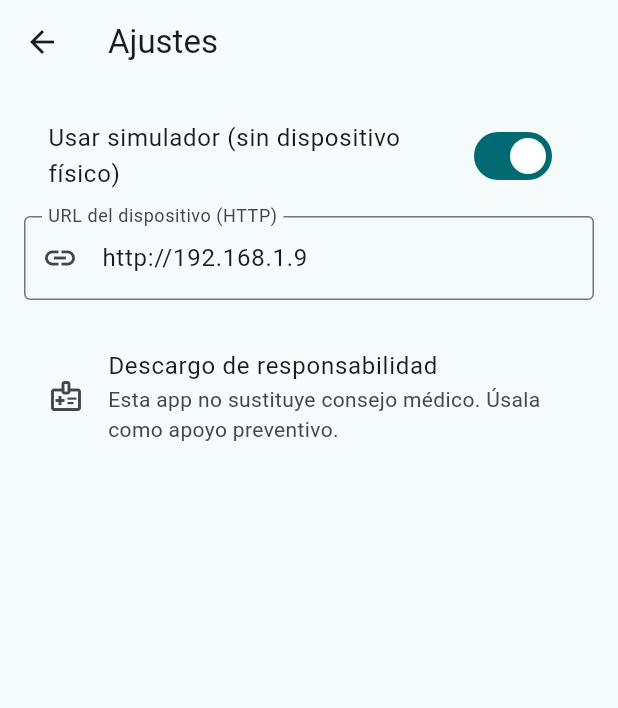
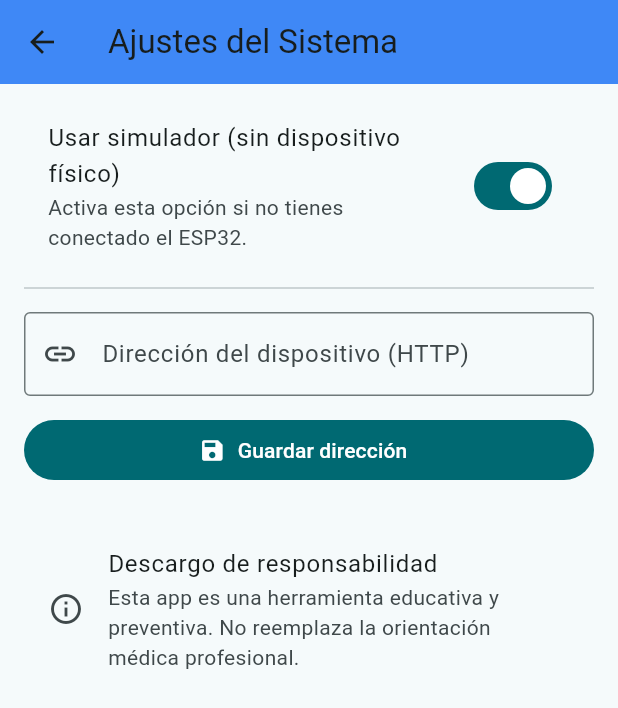
Before and after one commit to Luisa28s/Aircare, a Flutter app: the SettingsScreen screen opened by its route, after a tap on "Usar simulador (sin dispositivo físico)", on a phone screen of 412 x 824 dp. Shown: the top 708 px of the screen. Run offline on Flutter 3.47's test engine with Material 3 defaults, Android fonts, the phone set to English and light mode, and no system bars; our stand-ins replace flutter_local_notifications, flutter_riverpod, font_awesome_flutter, percent_indicator, shared_preferences; accounts and stored records are empty; network calls fail.

Commit message:
Cambio para ingreso de ip por parte del usuario, se crea el ip_setup_screen

```diff
--- a/lib/core/esp32_service.dart
+++ b/lib/core/esp32_service.dart
@@ -1,12 +1,22 @@
 import 'dart:convert';
 import 'package:http/http.dart' as http;
+import 'package:shared_preferences/shared_preferences.dart';
 
 class Esp32Service {
-  // Reemplazar esta IP por la que tu ESP32 muestra en el monitor serie
-  final String baseUrl = 'http://192.168.1.9/';
+  Future<String?> _getSavedIp() async {
+    final prefs = await SharedPreferences.getInstance();
+    return prefs.getString('device_ip');
+  }
 
   Future<Map<String, dynamic>> getAirData() async {
-    final response = await http.get(Uri.parse(baseUrl));
+    final ip = await _getSavedIp();
+
+    if (ip == null || ip.isEmpty) {
+      throw Exception('No se ha configurado la dirección IP del dispositivo.');
+    }
+
+    final url = 'http://$ip/';
+    final response = await http.get(Uri.parse(url));
 
     if (response.statusCode == 200) {
       return json.decode(response.body);
--- a/lib/services/http_device_service.dart
+++ b/lib/services/http_device_service.dart
@@ -8,10 +8,22 @@ class HttpDeviceService implements DeviceService {
   final String baseUrl;
   HttpDeviceService(this.baseUrl);
 
+  /// Asegura que la URL tenga formato correcto (por ejemplo: http://192.168.1.9/)
+  String _normalizeUrl(String url) {
+    String u = url.trim();
+    if (!u.startsWith('http://') && !u.startsWith('https://')) {
+      u = 'http://$u';
+    }
+    if (!u.endsWith('/')) {
+      u = '$u/';
+    }
+    return u;
+  }
+
   @override
   Future<AirSample> getCurrentSample() async {
     try {
-      final uri = Uri.parse(baseUrl);
+      final uri = Uri.parse(_normalizeUrl(baseUrl));
       final res = await http.get(uri).timeout(const Duration(seconds: 4));
 
       if (res.statusCode != 200) {
@@ -43,7 +55,7 @@ class HttpDeviceService implements DeviceService {
       try {
         yield await getCurrentSample();
       } catch (e) {
-        // Si hay error, simplemente seguimos el stream sin detenerlo
+        // Si hay error, seguimos sin detener el stream
       }
       await Future.delayed(interval);
     }
--- a/lib/state/providers.dart
+++ b/lib/state/providers.dart
@@ -8,9 +8,12 @@ import '../services/notification_service.dart';
 import '../alerts/alert_manager.dart';
 import 'history_notifier.dart';
 
-/// 🔹 Configuración de entorno
+/// 🔹 Control para usar datos simulados o reales
 final useMockProvider = StateProvider<bool>((ref) => false);
-final baseUrlProvider = StateProvider<String>((ref) => 'http://192.168.1.9');
+
+/// 🔹 IP base del dispositivo ESP32 (dinámica)
+/// Se carga desde SharedPreferences en main.dart y puede cambiar desde la app.
+final baseUrlProvider = StateProvider<String>((ref) => '');
 
 /// 🔹 Servicio de comunicación con el dispositivo (HTTP o Mock)
 final deviceServiceProvider = Provider<DeviceService>((ref) {
@@ -18,7 +21,10 @@ final deviceServiceProvider = Provider<DeviceService>((ref) {
   if (useMock) return MockDeviceService();
 
   final baseUrl = ref.watch(baseUrlProvider);
-  return HttpDeviceService(baseUrl);
+
+  // Asegura que la URL tenga formato correcto
+  final url = baseUrl.startsWith('http') ? baseUrl : 'http://$baseUrl';
+  return HttpDeviceService(url);
 });
 
 /// 🔹 Repositorio de datos del aire
--- a/lib/ui/screens/settings_screen.dart
+++ b/lib/ui/screens/settings_screen.dart
@@ -1,47 +1,105 @@
-// file: lib/ui/screens/settings_screen.dart
+// 📁 file: lib/ui/screens/settings_screen.dart
 import 'package:flutter/material.dart';
 import 'package:flutter_riverpod/flutter_riverpod.dart';
+import 'package:shared_preferences/shared_preferences.dart';
 import '../../state/providers.dart';
 
-class SettingsScreen extends ConsumerWidget {
+class SettingsScreen extends ConsumerStatefulWidget {
   const SettingsScreen({super.key});
 
   @override
-  Widget build(BuildContext context, WidgetRef ref) {
+  ConsumerState<SettingsScreen> createState() => _SettingsScreenState();
+}
+
+class _SettingsScreenState extends ConsumerState<SettingsScreen> {
+  late TextEditingController _urlController;
+
+  @override
+  void initState() {
+    super.initState();
+    final currentUrl = ref.read(baseUrlProvider);
+    _urlController = TextEditingController(text: currentUrl);
+  }
+
+  Future<void> _saveBaseUrl(String url) async {
+    final prefs = await SharedPreferences.getInstance();
+    await prefs.setString('esp32_base_url', url.trim());
+    ref.read(baseUrlProvider.notifier).state = url.trim();
+
+    if (mounted) {
+      ScaffoldMessenger.of(context).showSnackBar(
+        SnackBar(
+          content: Text('✅ Dirección del dispositivo actualizada: $url'),
+          duration: const Duration(seconds: 2),
+        ),
+      );
+    }
+  }
+
+  @override
+  Widget build(BuildContext context) {
     final useMock = ref.watch(useMockProvider);
-    final url = ref.watch(baseUrlProvider);
 
     return Scaffold(
-      appBar: AppBar(title: const Text('Ajustes')),
+      appBar: AppBar(
+        title: const Text('Ajustes del Sistema'),
+        backgroundColor: Colors.blueAccent,
+        elevation: 2,
+      ),
       body: ListView(
         padding: const EdgeInsets.all(16),
         children: [
+          // 🔹 Simulador ON/OFF
           SwitchListTile(
             title: const Text('Usar simulador (sin dispositivo físico)'),
+            subtitle: const Text(
+                'Activa esta opción si no tienes conectado el ESP32.'),
             value: useMock,
-            onChanged: (v) => ref.read(useMockProvider.notifier).state = v,
+            onChanged: (v) {
+              ref.read(useMockProvider.notifier).state = v;
+            },
           ),
-          const SizedBox(height: 8),
+
+          const Divider(height: 32),
+
+          // 🔹 IP o URL del dispositivo
           TextField(
+            controller: _urlController,
             decoration: const InputDecoration(
-              labelText: 'URL del dispositivo (HTTP)',
+              labelText: 'Dirección del dispositivo (HTTP)',
               hintText: 'http://192.168.1.9',
               prefixIcon: Icon(Icons.link),
               border: OutlineInputBorder(),
             ),
-            controller: TextEditingController(text: url),
-            onSubmitted: (v) =>
-                ref.read(baseUrlProvider.notifier).state = v.trim(),
+            onSubmitted: (v) => _saveBaseUrl(v),
           ),
-          const SizedBox(height: 24),
+          const SizedBox(height: 12),
+
+          FilledButton.icon(
+            icon: const Icon(Icons.save),
+            label: const Text('Guardar dirección'),
+            onPressed: () => _saveBaseUrl(_urlController.text),
+          ),
+
+          const SizedBox(height: 32),
+
+          // 🔹 Información adicional
           ListTile(
-            leading: const Icon(Icons.medical_information_outlined),
+            leading: const Icon(Icons.info_outline),
             title: const Text('Descargo de responsabilidad'),
             subtitle: const Text(
-                'Esta app no sustituye consejo médico. Úsala como apoyo preventivo.'),
+              'Esta app es una herramienta educativa y preventiva. '
+              'No reemplaza la orientación médica profesional.',
+            ),
           ),
         ],
       ),
     );
   }
+
+  @override
+  void dispose() {
+    _urlController.dispose();
+    super.dispose();
+  }
 }
--- a/pubspec.yaml
+++ b/pubspec.yaml
@@ -18,6 +18,7 @@ dependencies:
   connectivity_plus: ^6.0.5
   percent_indicator: ^4.2.3
   font_awesome_flutter: ^10.9.1
+  shared_preferences: ^2.2.2
 
 dev_dependencies:
   flutter_test:
```
Also changed, not shown: lib/main.dart (+43 -1 lines), lib/ui/screens/home_screen.dart (+72 -13 lines), lib/ui/screens/ip_setup_screen.dart (added, +163 -0 lines), pubspec.lock, 2 other files.
